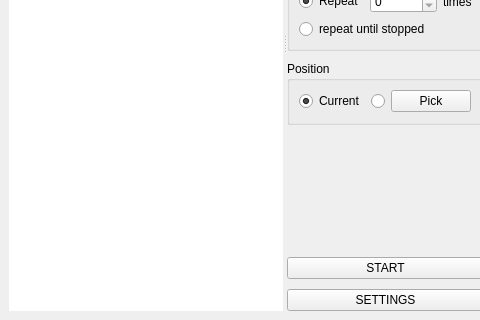
Qt form mainwindow.ui (ilpenSE/simpleclicker) before a commit; both pictures show x 0 to 480 and y 235 to 555 of the 700 by 555 pixel window.
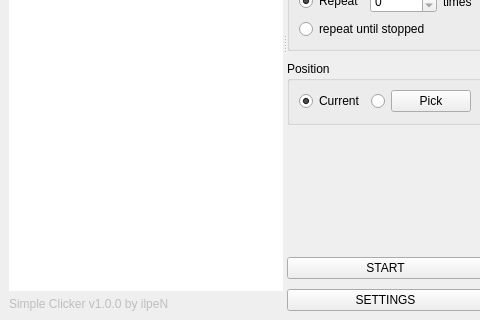
The same form after that commit. Icons and pictures are not drawn.

Commit message:
Added help dialog which shows readme
- Help button now opens it

```diff
--- a/mainwindow.ui
+++ b/mainwindow.ui
@@ -34,7 +34,7 @@
          <height>0</height>
         </size>
        </property>
-       <layout class="QVBoxLayout" name="leftPanel" stretch="0,0">
+       <layout class="QVBoxLayout" name="leftPanel" stretch="0,0,0">
         <property name="sizeConstraint">
          <enum>QLayout::SizeConstraint::SetDefaultConstraint</enum>
         </property>
@@ -109,6 +109,16 @@
           </property>
          </widget>
         </item>
+        <item>
+         <widget class="QLabel" name="infoLabel">
+          <property name="enabled">
+           <bool>false</bool>
+          </property>
+          <property name="text">
+           <string>Simple Clicker v1.0.0 by ilpeN</string>
+          </property>
+         </widget>
+        </item>
        </layout>
       </widget>
       <widget class="QWidget" name="rightPanelWidget" native="true">
```
The commit also changes 6 other files.
